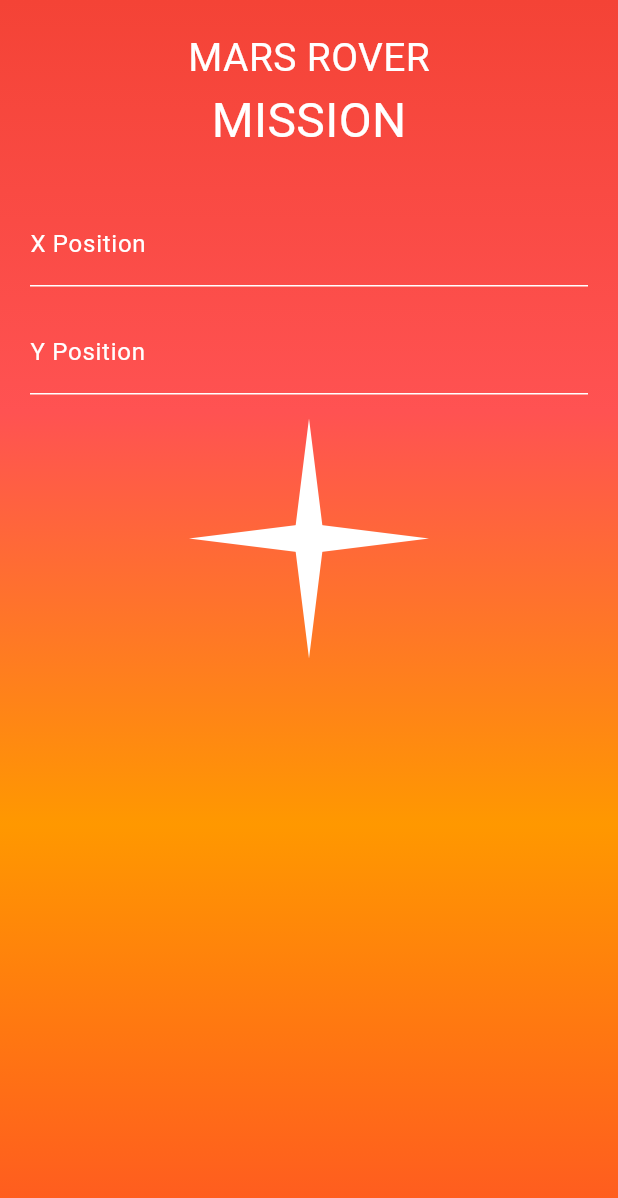
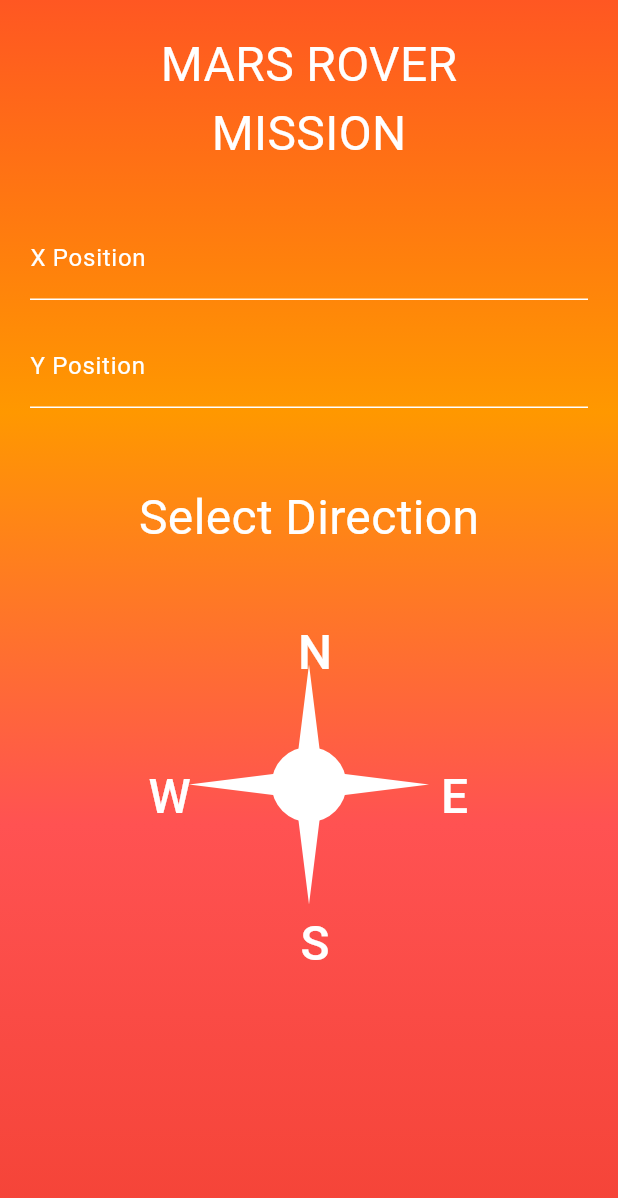
Before and after one commit to Juategi/mars_rover_mission, a Flutter app: the screen it shows after launch, on a phone screen of 412 x 824 dp. Shown: the top 1198 px of the screen. Run offline on Flutter 3.47's test engine with Material 3 defaults, Android fonts, the phone set to English and light mode, and no system bars; our stand-ins replace bloc, equatable, flutter_bloc.

Commit message:
initial menu completed + refactor folders

```diff
--- a/lib/blocs/rover_bloc.dart
+++ b/lib/blocs/rover_bloc.dart
@@ -2,6 +2,7 @@ import 'dart:async';
 
 import 'package:bloc/bloc.dart';
 import 'package:equatable/equatable.dart';
+import 'package:mars_rover_mission/config/config.dart';
 part 'rover_event.dart';
 part 'rover_state.dart';
 
@@ -18,7 +19,8 @@ class RoverBloc extends Bloc<RoverEvent, RoverState> {
   we add the movement to the list of movements */
   void _onRoverAddedMovement(
       RoverAddedMovement event, Emitter<RoverState> emit) {
-    if (state.status == RoverStatus.stopped && state.movements.length < 12) {
+    if (state.status == RoverStatus.stopped &&
+        state.movements.length < Config.maxMovements) {
       emit(state.copyWith(
         status: RoverStatus.stopped,
         movements: [...state.movements, event.movement],
--- /dev/null
+++ b/lib/config/styles.dart
@@ -0,0 +1,16 @@
+import 'package:flutter/material.dart';
+
+class Styles {
+  static const TextStyle title = TextStyle(
+    color: Colors.white,
+    fontSize: 32,
+  );
+
+  static const BoxDecoration background = BoxDecoration(
+    gradient: LinearGradient(
+      begin: Alignment.topCenter,
+      end: Alignment.bottomCenter,
+      colors: [Colors.deepOrange, Colors.orange, Colors.redAccent, Colors.red],
+    ),
+  );
+}
--- a/lib/entities/rover.dart
+++ b/lib/entities/rover.dart
@@ -3,6 +3,7 @@ import 'dart:math';
 import 'package:mars_rover_mission/blocs/rover_bloc.dart';
 import 'package:mars_rover_mission/config/config.dart';
 import 'package:mars_rover_mission/entities/planet.dart';
+import 'package:mars_rover_mission/widgets/initial_menu/initial_menu_controller.dart';
 
 class Rover {
   late Planet planet;
@@ -10,7 +11,16 @@ class Rover {
   late Direction direction;
 
   Rover({required this.planet}) {
-    _deployRoverOnRandomPosition();
+    _deployRoverOnSelectedPosition();
+  }
+
+  void _deployRoverOnSelectedPosition() {
+    position = (
+      int.parse(InitialMenuController.posX),
+      int.parse(InitialMenuController.posY)
+    );
+    direction = InitialMenuController.direction;
+    planet.setRoverPosition(position, direction);
   }
 
   void _deployRoverOnRandomPosition() {
--- a/lib/main.dart
+++ b/lib/main.dart
@@ -1,8 +1,5 @@
 import 'package:flutter/material.dart';
-import 'package:flutter_bloc/flutter_bloc.dart';
-import 'package:mars_rover_mission/blocs/rover_bloc.dart';
-import 'package:mars_rover_mission/widgets/main_screen.dart';
-import 'package:mars_rover_mission/widgets/select_rover_position.dart';
+import 'package:mars_rover_mission/widgets/initial_menu/initial_menu.dart';
 
 void main() {
   runApp(const MyApp());
@@ -18,10 +15,7 @@ class MyApp extends StatelessWidget {
       theme: ThemeData(
         useMaterial3: true,
       ),
-      home: BlocProvider<RoverBloc>(
-        create: (BuildContext context) => RoverBloc(),
-        child: const SelectRoverPosition(),
-      ),
+      home: const InitialMenu(),
     );
   }
 }
--- a/lib/widgets/direction_selector.dart
+++ /dev/null
@@ -1,65 +0,0 @@
-import 'package:flutter/material.dart';
-import 'dart:math' as math;
-
-class DirectionSelector extends StatefulWidget {
-  const DirectionSelector({Key? key}) : super(key: key);
-
-  @override
-  State<DirectionSelector> createState() => _DirectionSelectorState();
-}
-
-class _DirectionSelectorState extends State<DirectionSelector> {
-  @override
-  Widget build(BuildContext context) {
-    return SizedBox(
-      width: 160,
-      height: 160,
-      child: Stack(
-        children: [
-          Positioned(
-            left: 70,
-            child: CustomPaint(
-              size: const Size(20, 20),
-              painter: DiamondPainter(),
-            ),
-          ),
-          Positioned(
-            top: 70,
-            child: Transform.rotate(
-              angle: -math.pi / 2,
-              child: CustomPaint(
-                size: const Size(20, 20),
-                painter: DiamondPainter(),
-              ),
-            ),
-          ),
-        ],
-      ),
-    );
-  }
-}
-
-class DiamondPainter extends CustomPainter {
-  final Paint _paint = Paint();
-
-  DiamondPainter() {
-    _paint.color = Colors.white;
-  }
-
-  @override
-  void paint(Canvas canvas, Size size) {
-    final path = Path();
-    path.moveTo(size.width / 2, 0);
-    path.lineTo(size.width, size.height * 4);
-    path.lineTo(size.width / 2, size.height * 8);
-    path.lineTo(0, size.height * 4);
-    path.close();
-
-    canvas.drawPath(path, _paint);
-  }
-
-  @override
-  bool shouldRepaint(covariant CustomPainter oldDelegate) {
-    return false;
-  }
-}
--- /dev/null
+++ b/lib/widgets/initial_menu/direction_selector.dart
@@ -0,0 +1,152 @@
+import 'package:flutter/material.dart';
+import 'dart:math' as math;
+
+import 'package:mars_rover_mission/config/styles.dart';
+import 'package:mars_rover_mission/entities/rover.dart';
+import 'package:mars_rover_mission/widgets/initial_menu/initial_menu_controller.dart';
+
+class DirectionSelector extends StatefulWidget {
+  const DirectionSelector({Key? key}) : super(key: key);
+
+  @override
+  State<DirectionSelector> createState() => _DirectionSelectorState();
+}
+
+class _DirectionSelectorState extends State<DirectionSelector> {
+  @override
+  Widget build(BuildContext context) {
+    return SizedBox(
+      width: 250,
+      height: 250,
+      child: Stack(
+        children: [
+          Positioned(
+            left: 97,
+            top: 6,
+            child: TextButton(
+              onPressed: () {
+                InitialMenuController.deployRover(context, Direction.north);
+              },
+              child: const Text(
+                "N",
+                style: Styles.title,
+              ),
+            ),
+          ),
+          Positioned(
+            top: 102,
+            left: 190,
+            child: TextButton(
+              onPressed: () {
+                InitialMenuController.deployRover(context, Direction.east);
+              },
+              child: const Text(
+                "E",
+                style: Styles.title,
+              ),
+            ),
+          ),
+          Positioned(
+            top: 200,
+            left: 97,
+            child: TextButton(
+              onPressed: () {
+                InitialMenuController.deployRover(context, Direction.south);
+              },
+              child: const Text(
+                "S",
+                style: Styles.title,
+              ),
+            ),
+          ),
+          Positioned(
+            top: 102,
+            left: 0,
+            child: TextButton(
+              onPressed: () {
+                InitialMenuController.deployRover(context, Direction.west);
+              },
+              child: const Text(
+                "W",
+                style: Styles.title,
+              ),
+            ),
+          ),
+          Positioned(
+            top: 45,
+            left: 115,
+            child: CustomPaint(
+              size: const Size(20, 20),
+              painter: DiamondPainter(),
+            ),
+          ),
+          Positioned(
+            top: 115,
+            left: 45,
+            child: Transform.rotate(
+              angle: -math.pi / 2,
+              child: CustomPaint(
+                size: const Size(20, 20),
+                painter: DiamondPainter(),
+              ),
+            ),
+          ),
+          Positioned(
+            top: 100,
+            left: 100,
+            child: CustomPaint(
+              size: const Size(50, 50),
+              painter: CirclePainter(),
+            ),
+          ),
+        ],
+      ),
+    );
+  }
+}
+
+class DiamondPainter extends CustomPainter {
+  final Paint _paint = Paint();
+
+  DiamondPainter() {
+    _paint.color = Colors.white;
+  }
+
+  @override
+  void paint(Canvas canvas, Size size) {
+    final path = Path();
+    path.moveTo(size.width / 2, 0);
+    path.lineTo(size.width, size.height * 4);
+    path.lineTo(size.width / 2, size.height * 8);
+    path.lineTo(0, size.height * 4);
+    path.close();
+
+    canvas.drawPath(path, _paint);
+  }
+
+  @override
+  bool shouldRepaint(covariant CustomPainter oldDelegate) {
+    return false;
+  }
+}
+
+class CirclePainter extends CustomPainter {
+  final Paint _paint = Paint();
+
+  CirclePainter() {
+    _paint.color = Colors.white;
+  }
+
+  @override
+  void paint(Canvas canvas, Size size) {
+    final center = Offset(size.width / 2, size.height / 2);
+    final radius = size.width / 2;
+
+    canvas.drawCircle(center, radius, _paint);
+  }
+
+  @override
+  bool shouldRepaint(covariant CustomPainter oldDelegate) {
+    return false;
+  }
+}
--- a/lib/widgets/select_rover_position.dart
+++ b/lib/widgets/initial_menu/initial_menu.dart
@@ -1,43 +1,28 @@
 import 'package:flutter/material.dart';
 import 'package:flutter/services.dart';
-import 'package:mars_rover_mission/widgets/direction_selector.dart';
+import 'package:mars_rover_mission/config/styles.dart';
+import 'package:mars_rover_mission/widgets/initial_menu/direction_selector.dart';
+import 'package:mars_rover_mission/widgets/initial_menu/initial_menu_controller.dart';
 
-class SelectRoverPosition extends StatelessWidget {
-  const SelectRoverPosition({super.key});
+class InitialMenu extends StatelessWidget {
+  const InitialMenu({super.key});
 
   @override
   Widget build(BuildContext context) {
     return Scaffold(
       body: Container(
-        decoration: const BoxDecoration(
-          gradient: LinearGradient(
-            begin: Alignment.topCenter,
-            end: Alignment.bottomCenter,
-            colors: [
-              Colors.red,
-              Colors.redAccent,
-              Colors.orange,
-              Colors.deepOrange
-            ],
-          ),
-        ),
+        decoration: Styles.background,
         child: Padding(
           padding: const EdgeInsets.all(20),
           child: Column(
             children: [
               const Text(
                 "MARS ROVER",
-                style: TextStyle(
-                  color: Colors.white,
-                  fontSize: 26,
-                ),
+                style: Styles.title,
               ),
               const Text(
                 "MISSION",
-                style: TextStyle(
-                  color: Colors.white,
-                  fontSize: 32,
-                ),
+                style: Styles.title,
               ),
               const SizedBox(height: 32),
               TextField(
@@ -60,7 +45,7 @@ class SelectRoverPosition extends StatelessWidget {
                   ),
                 ),
                 onChanged: (value) {
-                  // Handle Y position change
+                  InitialMenuController.posX = value;
                 },
               ),
               const SizedBox(height: 16),
@@ -84,10 +69,15 @@ class SelectRoverPosition extends StatelessWidget {
                   ),
                 ),
                 onChanged: (value) {
-                  // Handle X position change
+                  InitialMenuController.posY = value;
                 },
               ),
-              const SizedBox(height: 16),
+              const SizedBox(height: 50),
+              const Text(
+                "Select Direction",
+                style: Styles.title,
+              ),
+              const SizedBox(height: 30),
               const DirectionSelector(),
             ],
           ),
--- /dev/null
+++ b/lib/widgets/initial_menu/initial_menu_controller.dart
@@ -0,0 +1,31 @@
+import 'package:flutter/material.dart';
+import 'package:flutter_bloc/flutter_bloc.dart';
+import 'package:mars_rover_mission/blocs/rover_bloc.dart';
+import 'package:mars_rover_mission/entities/rover.dart';
+import 'package:mars_rover_mission/widgets/main_screen/main_screen.dart';
+import 'package:mars_rover_mission/widgets/other/snackbar.dart';
+
+class InitialMenuController {
+  static String posX = "";
+  static String posY = "";
+  static Direction direction = Direction.north;
+
+  static void deployRover(BuildContext context, Direction directionSelected) {
+    int? x = int.tryParse(posX);
+    int? y = int.tryParse(posY);
+    if (x == null || x > 199 || y == null || y > 199) {
+      MySnackBar.showSnackBar(context, "Invalid coordinates");
+      return;
+    }
+    direction = directionSelected;
+    Navigator.pushReplacement(
+      context,
+      MaterialPageRoute(
+        builder: (context) => BlocProvider<RoverBloc>(
+          create: (BuildContext context) => RoverBloc(),
+          child: const MainScreen(),
+        ),
+      ),
+    );
+  }
+}
```
Also changed, not shown: lib/widgets/main_screen.dart (deleted, +0 -86 lines), lib/widgets/main_screen/main_screen.dart (added, +83 -0 lines), lib/widgets/main_screen/movement_controls.dart (renamed from lib/widgets/movement_controls.dart, +6 -2 lines), lib/widgets/main_screen/planet_grid.dart (added, +70 -0 lines), lib/widgets/other/snackbar.dart (added, +18 -0 lines), lib/widgets/planet_grid.dart (deleted, +0 -67 lines).
